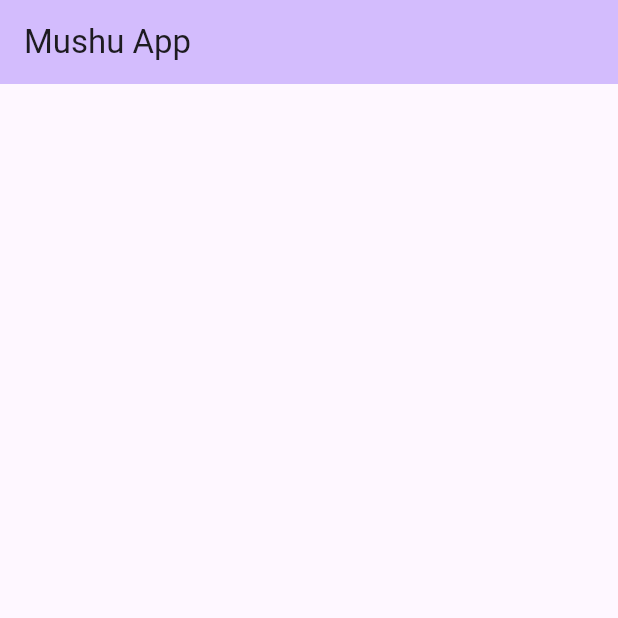
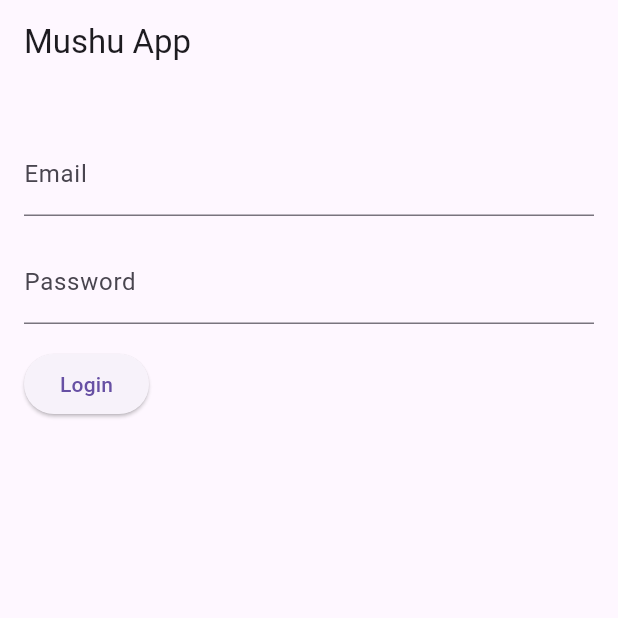
Before and after one commit to djag07907/mushu-app, a Flutter app: the screen it shows after launch, on a phone screen of 412 x 824 dp, the top half of it. Run offline on Flutter 3.47's test engine with Material 3 defaults, Android fonts, the phone set to English and light mode, and no system bars; our stand-ins replace bloc, firebase_auth, firebase_core; accounts and stored records are empty.

Commit message:
Base auth login register folder and files structure

```diff
--- /dev/null
+++ b/lib/authentication/auth.dart
@@ -0,0 +1,45 @@
+import 'package:firebase_auth/firebase_auth.dart';
+
+class Auth {
+  final FirebaseAuth _firebaseAuth = FirebaseAuth.instance;
+
+  Future<String?> signInWithEmailAndPassword(
+      String email, String password) async {
+    try {
+      UserCredential result = await _firebaseAuth.signInWithEmailAndPassword(
+          email: email, password: password);
+      User? user = result.user;
+      return user?.uid;
+    } on FirebaseAuthException catch (e) {
+      if (e.code == 'user-not-found') {
+        return 'No user found for that email.';
+      } else if (e.code == 'wrong-password') {
+        return 'Wrong password provided for that user.';
+      } else {
+        return e.message;
+      }
+    }
+  }
+
+  Future<String?> registerWithEmailAndPassword(
+      String email, String password) async {
+    try {
+      UserCredential result = await _firebaseAuth
+          .createUserWithEmailAndPassword(email: email, password: password);
+      User? user = result.user;
+      return user?.uid;
+    } on FirebaseAuthException catch (e) {
+      if (e.code == 'weak-password') {
+        return 'The password provided is too weak.';
+      } else if (e.code == 'email-already-in-use') {
+        return 'The account already exists for that email.';
+      } else {
+        return e.message;
+      }
+    }
+  }
+
+  Future<void> signOut() async {
+    return _firebaseAuth.signOut();
+  }
+}
--- /dev/null
+++ b/lib/authentication/bloc/authentication_event.dart
@@ -0,0 +1,21 @@
+abstract class AuthEvent {}
+
+class LoginEvent extends AuthEvent {
+  final String email;
+  final String password;
+  final String errorMessage;
+
+  LoginEvent(
+      {required this.email, required this.password, this.errorMessage = ''});
+}
+
+class RegisterEvent extends AuthEvent {
+  final String email;
+  final String password;
+  final String errorMessage;
+
+  RegisterEvent(
+      {required this.email, required this.password, this.errorMessage = ''});
+}
+
+class LogoutEvent extends AuthEvent {}
--- /dev/null
+++ b/lib/login/login_screen.dart
@@ -0,0 +1,79 @@
+import 'package:flutter/material.dart';
+import 'package:mushu_app/authentication/auth.dart';
+import 'package:mushu_app/user/model/user_model.dart';
+
+class LoginScreen extends StatefulWidget {
+  const LoginScreen({super.key});
+
+  @override
+  _LoginScreenState createState() => _LoginScreenState();
+}
+
+class _LoginScreenState extends State<LoginScreen> {
+  final Auth _auth = Auth();
+  final _formKey = GlobalKey<FormState>();
+  String? _errorMessage;
+
+  String? _email;
+  String? _password;
+
+  @override
+  Widget build(BuildContext context) {
+    return Scaffold(
+      appBar: AppBar(
+        title: const Text('Mushu App'),
+      ),
+      body: Padding(
+        padding: const EdgeInsets.all(16.0),
+        child: Form(
+          key: _formKey,
+          child: Column(
+            crossAxisAlignment: CrossAxisAlignment.start,
+            children: <Widget>[
+              if (_errorMessage != null)
+                Text(
+                  _errorMessage!,
+                  style: const TextStyle(color: Colors.red),
+                ),
+              const SizedBox(height: 16),
+              TextFormField(
+                decoration: const InputDecoration(labelText: 'Email'),
+                validator: (value) => value != null && !value.contains('@')
+                    ? 'Invalid email'
+                    : null,
+                onSaved: (value) => _email = value,
+              ),
+              const SizedBox(height: 16),
+              TextFormField(
+                decoration: const InputDecoration(labelText: 'Password'),
+                validator: (value) => value != null && value.length < 7
+                    ? 'Password too short'
+                    : null,
+                onSaved: (value) => _password = value,
+                obscureText: true,
+              ),
+              const SizedBox(height: 16),
+              ElevatedButton(
+                onPressed: () async {
+                  if (_formKey.currentState!.validate()) {
+                    _formKey.currentState!.save();
+                    String? uid = await _auth.signInWithEmailAndPassword(
+                        _email!, _password!);
+                    if (uid != null) {
+                      Navigator.pushReplacementNamed(context, '/home');
+                    } else {
+                      setState(() {
+                        _errorMessage = uid;
+                      });
+                    }
+                  }
+                },
+                child: const Text('Login'),
+              ),
+            ],
+          ),
+        ),
+      ),
+    );
+  }
+}
--- a/lib/main.dart
+++ b/lib/main.dart
@@ -1,6 +1,17 @@
+import 'package:firebase_core/firebase_core.dart';
 import 'package:flutter/material.dart';
+import 'package:mushu_app/authentication/auth.dart';
+import 'package:mushu_app/firebase_options.dart';
+import 'package:mushu_app/home/home_screen.dart';
+import 'package:mushu_app/login/login_screen.dart';
+import 'package:mushu_app/register/register_screen.dart';
+import 'package:mushu_app/user/model/user_model.dart';
 
-void main() {
+Future<void> main() async {
+  WidgetsFlutterBinding.ensureInitialized();
+  await Firebase.initializeApp(
+    options: DefaultFirebaseOptions.currentPlatform,
+  );
   runApp(const MyApp());
 }
 
@@ -10,34 +21,16 @@ class MyApp extends StatelessWidget {
   @override
   Widget build(BuildContext context) {
     return MaterialApp(
-      title: 'Mushu App Demo',
+      title: 'Mushu App',
       theme: ThemeData(
-        colorScheme: ColorScheme.fromSeed(seedColor: Colors.deepPurple),
-        useMaterial3: true,
+        primarySwatch: Colors.blue,
       ),
-      home: const MyHomePage(title: 'Mushu App'),
+      initialRoute: '/login',
+      routes: {
+        '/login': (context) => const LoginScreen(),
+        '/register': (context) => const RegisterScreen(),
+        '/home': (context) => const HomeScreen(),
+      },
     );
   }
 }
-
-class MyHomePage extends StatefulWidget {
-  const MyHomePage({super.key, required this.title});
-
-  final String title;
-
-  @override
-  State<MyHomePage> createState() => _MyHomePageState();
-}
-
-class _MyHomePageState extends State<MyHomePage> {
-  @override
-  Widget build(BuildContext context) {
-    return Scaffold(
-      appBar: AppBar(
-        backgroundColor: Theme.of(context).colorScheme.inversePrimary,
-        title: Text(widget.title),
-      ),
-      body: const Center(),
-    );
-  }
-}
--- /dev/null
+++ b/lib/user/model/user_model.dart
@@ -0,0 +1,19 @@
+class UserModel {
+  final String? id;
+  final String? email;
+  final String? password;
+  final String? profileImage;
+  final String? name;
+  final String? phoneNumber;
+
+  UserModel({
+    this.id,
+    this.email,
+    this.password,
+    this.profileImage,
+    this.name,
+    this.phoneNumber,
+  });
+
+  // Implement methods to update user data in Firebase here
+}
--- a/pubspec.yaml
+++ b/pubspec.yaml
@@ -37,6 +37,7 @@ dependencies:
   cupertino_icons: ^1.0.6
   firebase_core: ^2.31.1
   firebase_auth: ^4.19.6
+  bloc: ^8.1.4
 
 dev_dependencies:
   flutter_test:
```
Also changed, not shown: lib/authentication/bloc/authentication_bloc.dart (added, +56 -0 lines), lib/authentication/bloc/authentication_state.dart (added, +17 -0 lines), lib/home/home_screen.dart (added, +23 -0 lines), lib/register/register_screen.dart (added, +91 -0 lines), lib/profile/profile_screen.dart (added), lib/resources/api_config.dart (added), lib/resources/constants.dart (added), lib/resources/styles.dart (added), 1 other file.
